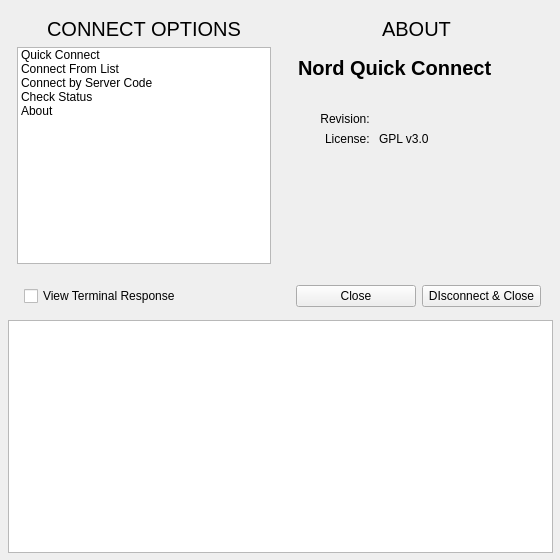
First picture: the form in ui/maindlg.ui, repository z-labs/NordVPNQuickConnect, before the edit.
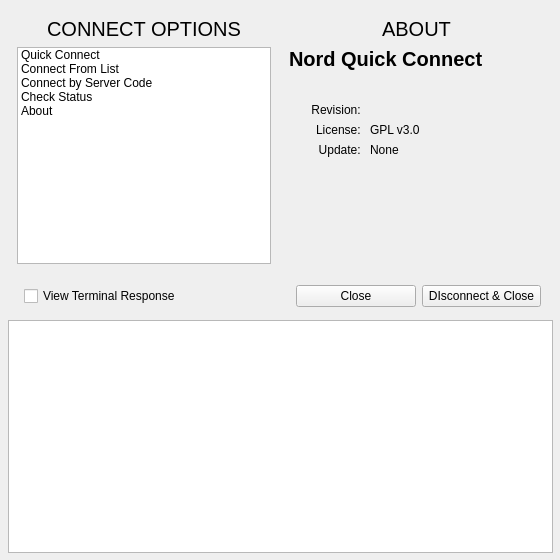
Second picture: the form after the edit.

Diff of the .ui file:
```diff
--- a/ui/maindlg.ui
+++ b/ui/maindlg.ui
@@ -421,9 +421,6 @@
          </widget>
         </item>
         <item>
-         <widget class="QWidget" name="widget_2" native="true">
-          <layout class="QVBoxLayout" name="verticalLayout_6">
-           <item>
             <layout class="QGridLayout" name="gridLayout_6">
              <item row="0" column="0" colspan="2">
               <widget class="QLabel" name="label_7">
@@ -478,11 +475,11 @@
                 </font>
                </property>
                <property name="text">
-                <string> </string>
+             <string/>
                </property>
               </widget>
              </item>
-             <item row="3" column="0">
+          <item row="2" column="0">
               <widget class="QLabel" name="label_10">
                <property name="maximumSize">
                 <size>
@@ -503,7 +500,7 @@
                </property>
               </widget>
              </item>
-             <item row="3" column="1">
+          <item row="2" column="1">
               <widget class="QLabel" name="label_11">
                <property name="font">
                 <font>
@@ -515,10 +512,24 @@
                </property>
               </widget>
              </item>
-            </layout>
-           </item>
-          </layout>
-         </widget>
+          <item row="3" column="0">
+           <widget class="QLabel" name="label_12">
+            <property name="text">
+             <string>Update: </string>
+            </property>
+            <property name="alignment">
+             <set>Qt::AlignRight|Qt::AlignTrailing|Qt::AlignVCenter</set>
+            </property>
+           </widget>
+          </item>
+          <item row="3" column="1">
+           <widget class="QLabel" name="lblUpdate">
+            <property name="text">
+             <string>None</string>
+            </property>
+           </widget>
+          </item>
+         </layout>
         </item>
         <item>
          <spacer name="verticalSpacer_4">
```
Lines whose indentation alone changed are shown as unchanged.
